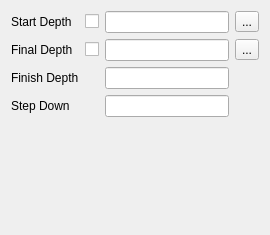
Qt form src/Mod/Path/Gui/Resources/panels/PageDepthsEdit.ui (berndhahnebach/All_FreeCAD) before a commit.
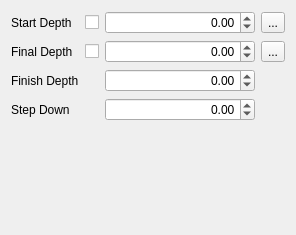
The same form after that commit. Icons and pictures are not drawn. Custom widgets are drawn as their Qt base class.

Commit message: Switched Depths page to use QuantitySpinBox instead of InputField.

Patch:
```diff
--- a/src/Mod/Path/Gui/Resources/panels/PageDepthsEdit.ui
+++ b/src/Mod/Path/Gui/Resources/panels/PageDepthsEdit.ui
@@ -6,7 +6,7 @@
    <rect>
     <x>0</x>
     <y>0</y>
-    <width>270</width>
+    <width>296</width>
     <height>235</height>
    </rect>
   </property>
@@ -15,17 +15,35 @@
   </property>
   <layout class="QGridLayout" name="gridLayout">
    <item row="0" column="2">
-    <widget class="Gui::InputField" name="startDepth">
+    <widget class="Gui::QuantitySpinBox" name="startDepth">
      <property name="toolTip">
       <string>&lt;html&gt;&lt;head/&gt;&lt;body&gt;&lt;p&gt;Start Depth of the operation. The highest point in Z-axis the operation needs to process.&lt;/p&gt;&lt;/body&gt;&lt;/html&gt;</string>
      </property>
+     <property name="alignment">
+      <set>Qt::AlignRight|Qt::AlignTrailing|Qt::AlignVCenter</set>
+     </property>
+     <property name="minimum">
+      <double>-999999999.000000000000000</double>
+     </property>
+     <property name="maximum">
+      <double>999999999.000000000000000</double>
+     </property>
     </widget>
    </item>
    <item row="1" column="2">
-    <widget class="Gui::InputField" name="finalDepth">
+    <widget class="Gui::QuantitySpinBox" name="finalDepth">
      <property name="toolTip">
       <string>&lt;html&gt;&lt;head/&gt;&lt;body&gt;&lt;p&gt;The depth of the operation which corresponds to the lowest value in Z-axis the operation needs to process.&lt;/p&gt;&lt;/body&gt;&lt;/html&gt;</string>
      </property>
+     <property name="alignment">
+      <set>Qt::AlignRight|Qt::AlignTrailing|Qt::AlignVCenter</set>
+     </property>
+     <property name="minimum">
+      <double>-999999999.000000000000000</double>
+     </property>
+     <property name="maximum">
+      <double>999999999.000000000000000</double>
+     </property>
     </widget>
    </item>
    <item row="2" column="0">
@@ -36,10 +54,19 @@
     </widget>
    </item>
    <item row="2" column="2">
-    <widget class="Gui::InputField" name="finishDepth">
+    <widget class="Gui::QuantitySpinBox" name="finishDepth">
      <property name="toolTip">
       <string>&lt;html&gt;&lt;head/&gt;&lt;body&gt;&lt;p&gt;Depth of the final cut of the operation. Can be used to produce a cleaner finish.&lt;/p&gt;&lt;/body&gt;&lt;/html&gt;</string>
      </property>
+     <property name="alignment">
+      <set>Qt::AlignRight|Qt::AlignTrailing|Qt::AlignVCenter</set>
+     </property>
+     <property name="minimum">
+      <double>-999999999.000000000000000</double>
+     </property>
+     <property name="maximum">
+      <double>999999999.000000000000000</double>
+     </property>
     </widget>
    </item>
    <item row="0" column="3">
@@ -71,7 +98,7 @@
      </property>
     </widget>
    </item>
-   <item row="4" column="0" colspan="4">
+   <item row="5" column="0" colspan="4">
     <spacer name="verticalSpacer">
      <property name="orientation">
       <enum>Qt::Vertical</enum>
@@ -85,10 +112,19 @@
     </spacer>
    </item>
    <item row="3" column="2">
-    <widget class="Gui::InputField" name="stepDown">
+    <widget class="Gui::QuantitySpinBox" name="stepDown">
      <property name="toolTip">
       <string>&lt;html&gt;&lt;head/&gt;&lt;body&gt;&lt;p&gt;The depth in Z-axis the operation moves downwards between layers.&lt;/p&gt;&lt;p&gt;&lt;br/&gt;&lt;/p&gt;&lt;p&gt;This value depends on the tool being used, the material to be cut, available cooling and many other factors. Please consult the tool manufacturers data sheets for the proper value.&lt;/p&gt;&lt;/body&gt;&lt;/html&gt;</string>
      </property>
+     <property name="alignment">
+      <set>Qt::AlignRight|Qt::AlignTrailing|Qt::AlignVCenter</set>
+     </property>
+     <property name="minimum">
+      <double>-999999999.000000000000000</double>
+     </property>
+     <property name="maximum">
+      <double>999999999.000000000000000</double>
+     </property>
     </widget>
    </item>
    <item row="3" column="0">
@@ -131,13 +167,26 @@
      </property>
     </widget>
    </item>
+   <item row="4" column="2">
+    <spacer name="horizontalSpacer">
+     <property name="orientation">
+      <enum>Qt::Horizontal</enum>
+     </property>
+     <property name="sizeHint" stdset="0">
+      <size>
+       <width>40</width>
+       <height>20</height>
+      </size>
+     </property>
+    </spacer>
+   </item>
   </layout>
  </widget>
  <customwidgets>
   <customwidget>
-   <class>Gui::InputField</class>
-   <extends>QLineEdit</extends>
-   <header>Gui/InputField.h</header>
+   <class>Gui::QuantitySpinBox</class>
+   <extends>QDoubleSpinBox</extends>
+   <header>Gui/QuantitySpinBox.h</header>
   </customwidget>
  </customwidgets>
  <tabstops>
```
The commit also changes 3 other files.
